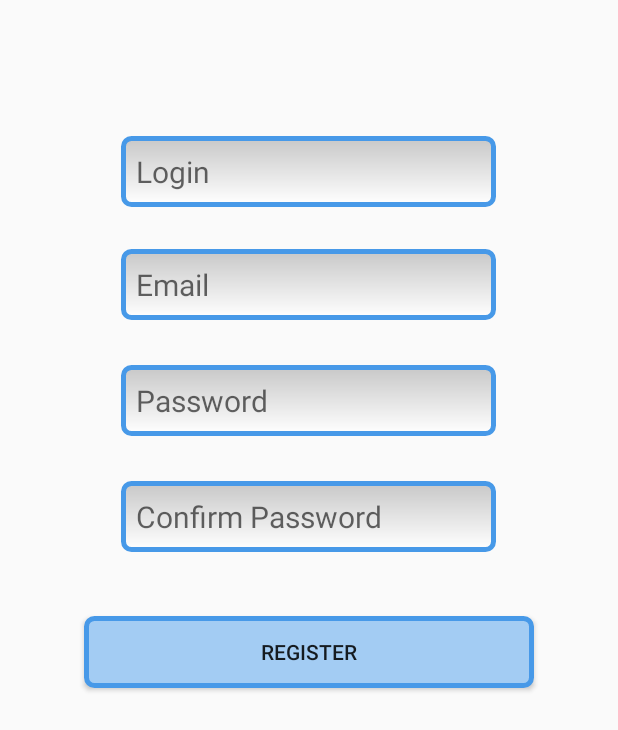
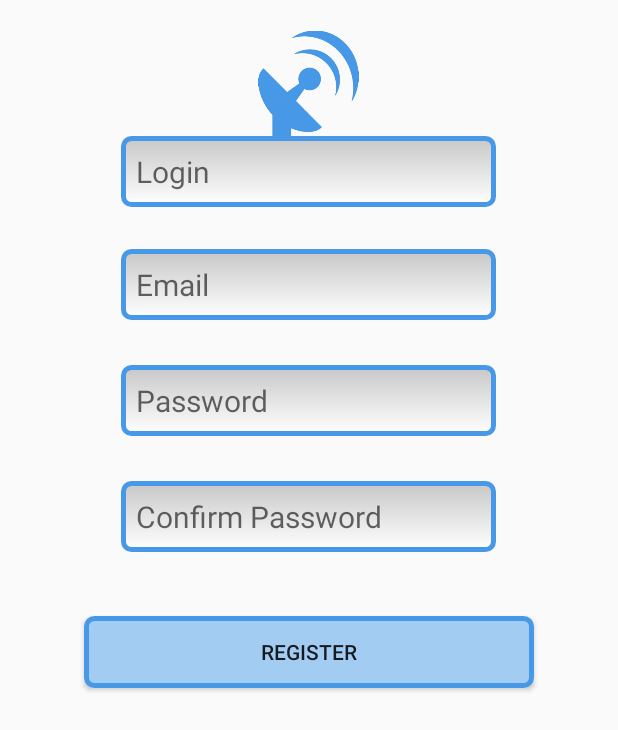
Before and after one commit to patrykmieczkowski/PartyRadar, an Android app: the screen it shows after launch (LoginActivity), after a tap on "New here? Click to register!", on a phone screen of 412 x 824 dp. Shown: the top 730 px of the screen. Run offline under Robolectric (Android 15) with nearby library versions, the phone set to English and light mode, and no system bars.

Commit message:
login layout

```diff
--- a/app/src/main/java/com/mieczkowskidev/partyradar/LoginActivity.java
+++ b/app/src/main/java/com/mieczkowskidev/partyradar/LoginActivity.java
@@ -5,6 +5,7 @@ import android.support.v7.app.AppCompatActivity;
 import android.view.View;
 import android.widget.Button;
 import android.widget.EditText;
+import android.widget.ImageView;
 import android.widget.TextView;
 
 /**
@@ -23,6 +24,7 @@ public class LoginActivity extends AppCompatActivity {
     private Button loginButton;
     private TextView registerButton;
     private EditText loginEditText, emailEditText, passwordEditText, rePasswordEditText;
+    private ImageView radarShortImage;
 
     @Override
     protected void onCreate(Bundle savedInstanceState) {
@@ -41,6 +43,7 @@ public class LoginActivity extends AppCompatActivity {
             loginButton.setText(R.string.login_label_text);
             changeVisibility(loginEditText, GONE);
             changeVisibility(rePasswordEditText, GONE);
+            changeVisibility(radarShortImage, GONE);
             changeVisibility(registerButton, VISIBLE);
         } else {
             super.onBackPressed();
@@ -56,6 +59,7 @@ public class LoginActivity extends AppCompatActivity {
 
         loginButton = (Button) findViewById(R.id.login_button);
         registerButton = (TextView) findViewById(R.id.register_button);
+        radarShortImage = (ImageView) findViewById(R.id.radar_short_image);
     }
 
     private void setListeners() {
@@ -74,6 +78,7 @@ public class LoginActivity extends AppCompatActivity {
                 loginButton.setText(R.string.new_register_button);
                 changeVisibility(loginEditText, VISIBLE);
                 changeVisibility(rePasswordEditText, VISIBLE);
+                changeVisibility(radarShortImage, VISIBLE);
                 changeVisibility(registerButton, GONE);
             }
         });
--- a/app/src/main/res/layout/activity_login.xml
+++ b/app/src/main/res/layout/activity_login.xml
@@ -98,4 +98,14 @@
         android:text="@string/register_button"
         android:textSize="@dimen/login_text_size" />
 
+    <ImageView
+        android:id="@+id/radar_short_image"
+        android:layout_width="70dp"
+        android:layout_height="70dp"
+        android:layout_above="@+id/login_edit_text"
+        android:layout_centerHorizontal="true"
+        android:src="@drawable/radar_short"
+        android:visibility="gone"
+        tools:visibility="visible"/>
+
 </RelativeLayout>
```
